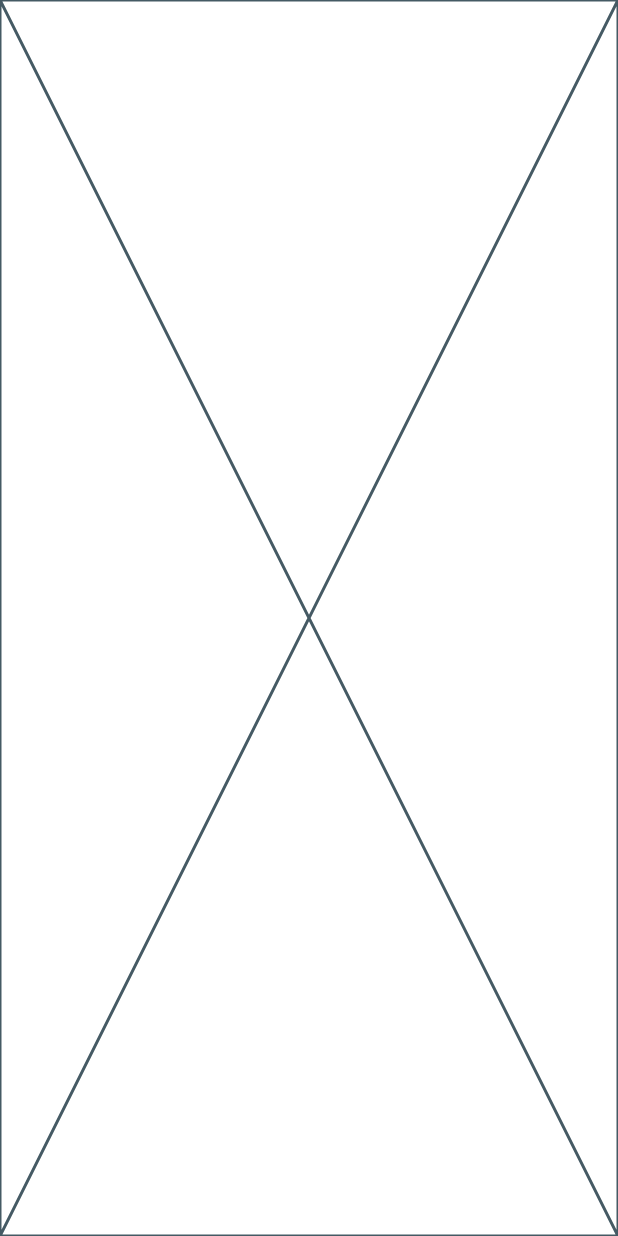
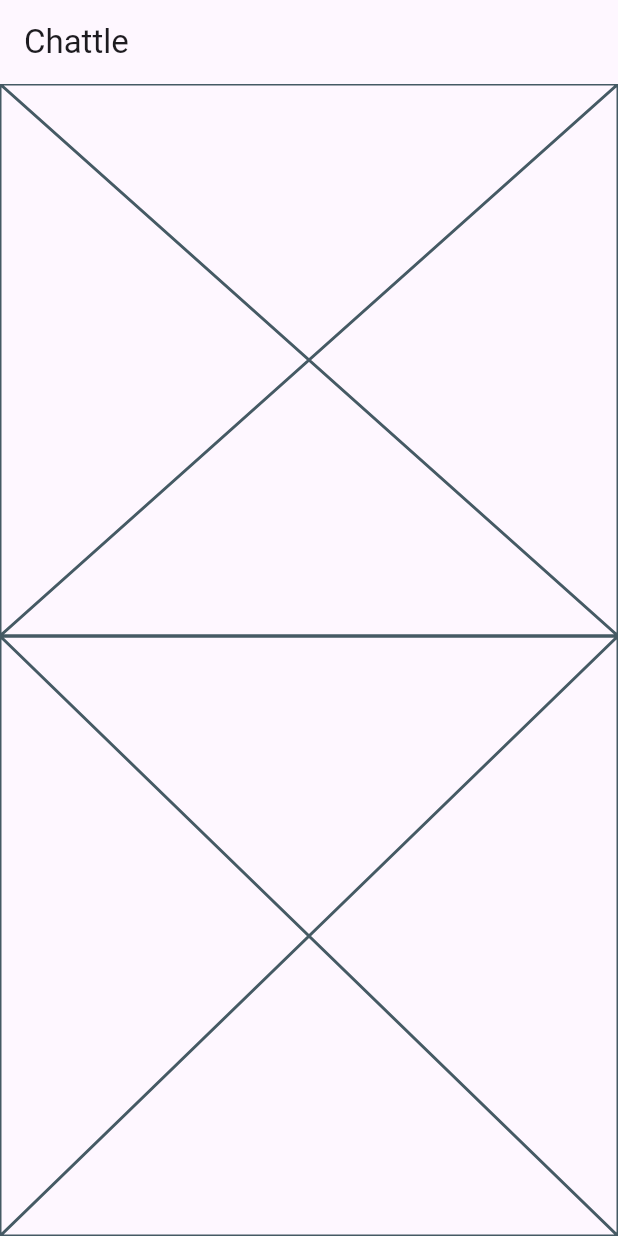
Before and after one commit to wpinrui/chattle, a Flutter app: the screen it shows after launch, on a phone screen of 412 x 824 dp. Run offline on Flutter 3.47's test engine with Material 3 defaults, Android fonts, the phone set to English and light mode, and no system bars; our stand-ins replace logger.

Commit message:
Add initial chat page

```diff
--- a/frontend/lib/main.dart
+++ b/frontend/lib/main.dart
@@ -1,3 +1,4 @@
+import 'package:chattle/ui/chat/chat_page.dart';
 import 'package:flutter/material.dart';
 
 void main() {
@@ -16,7 +17,8 @@
         colorScheme: ColorScheme.fromSeed(seedColor: Colors.deepPurple),
         useMaterial3: true,
       ),
-      home: const Placeholder(),
+      home: const ChatPage(),
+      initialRoute: '/',
     );
   }
 }
--- /dev/null
+++ b/frontend/lib/ui/chat/chat_page.dart
@@ -0,0 +1,22 @@
+import 'package:flutter/material.dart';
+
+class ChatPage extends StatelessWidget {
+  const ChatPage({super.key});
+
+  @override
+  Widget build(BuildContext context) {
+    return Scaffold(
+      appBar: AppBar(
+        title: const Text('Chattle'),
+      ),
+      body: const Column(
+        children: <Widget>[
+          Expanded(
+            child: Placeholder(), // TODO: add message pane
+          ),
+          Placeholder() // TODO: add input pane
+        ],
+      ),
+    );
+  }
+}
```
